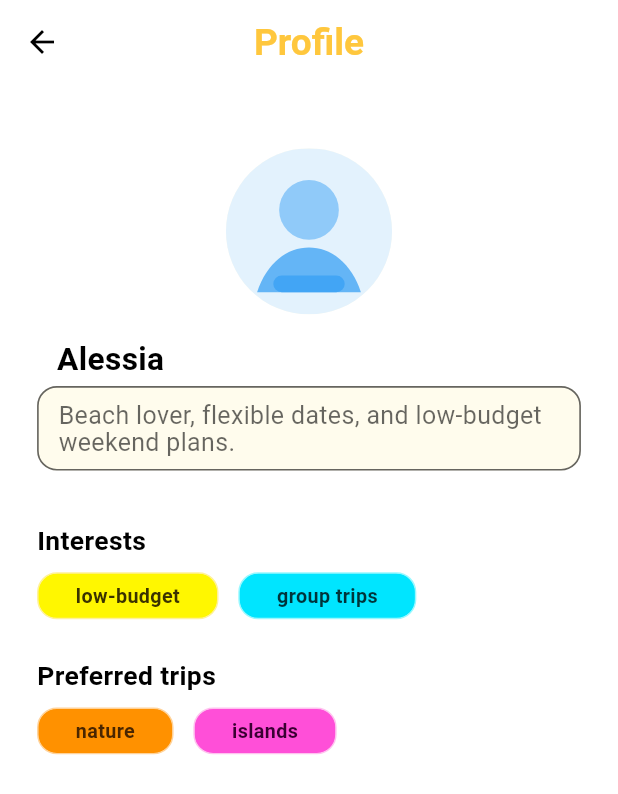
After one commit to Simo-2004/TravelMate, a Flutter app: the MateDetailsScreen screen opened directly with sample values from the repository, on a phone screen of 412 x 824 dp. The commit adds this screen. Shown: the top 794 px of the screen. Run offline on Flutter 3.47's test engine with Material 3 defaults, Android fonts, the phone set to English and light mode, and no system bars; our stand-ins replace flutter_svg.

Commit message:
feat: Added a profile schedule for mates
Added the detailed mate profile
Added a separated tag system
Now when you click on the mate card, it opens the mate details

```diff
--- a/lib/core/constants/app_strings.dart
+++ b/lib/core/constants/app_strings.dart
@@ -10,6 +10,9 @@ class AppStrings {
   static const String pageSearchTitle = 'Search';
   static const String pageSavedTitle = 'Saved Items';
   static const String pageSettingsTitle = 'Settings';
+    static const String mateDetailsPageTitle = 'Profile';
+    static const String mateInterestsTitle = 'Interests';
+    static const String matePreferredTripsTitle = 'Preferred trips';
 
   static const String homeHeadline =
       'Find your ideal travel companion';
--- /dev/null
+++ b/lib/features/search/mate_details_screen.dart
@@ -0,0 +1,68 @@
+import 'package:flutter/material.dart';
+
+import 'package:travelmate/core/constants/app_colors.dart';
+import 'package:travelmate/core/constants/app_sizes.dart';
+import 'package:travelmate/core/constants/app_strings.dart';
+import 'package:travelmate/core/theme/app_text_styles.dart';
+import 'package:travelmate/shared/models/mate_profile.dart';
+import 'package:travelmate/shared/widgets/mate_details_panel.dart';
+import 'package:travelmate/shared/widgets/mate_tag_group.dart';
+
+class MateDetailsScreen extends StatelessWidget {
+  final MateProfile mate;
+
+  const MateDetailsScreen({
+    super.key,
+    required this.mate,
+  });
+
+  @override
+  Widget build(BuildContext context) {
+    final sizes = AppSizes.of(context);
+
+    return Scaffold(
+      backgroundColor: AppColors.white,
+      appBar: AppBar(
+        title: Text(
+          AppStrings.mateDetailsPageTitle,
+          style: AppTextStyles.titleLg(sizes).copyWith(
+            color: AppColors.yellow,
+          ),
+        ),
+      ),
+      body: SafeArea(
+        child: SingleChildScrollView(
+          child: Padding(
+            padding: EdgeInsets.fromLTRB(
+              sizes.padL,
+              sizes.padL,
+              sizes.padL,
+              sizes.padL * 1.4,
+            ),
+            child: Column(
+              crossAxisAlignment: CrossAxisAlignment.start,
+              children: [
+                SizedBox(height: sizes.padS),
+                MateDetailsPanel(
+                  name: mate.name,
+                  description: mate.description,
+                  profileImageAsset: mate.profileImageAsset,
+                ),
+                MateTagGroup(
+                  title: AppStrings.mateInterestsTitle,
+                  tags: mate.interests,
+                  paletteOffset: 0,
+                ),
+                MateTagGroup(
+                  title: AppStrings.matePreferredTripsTitle,
+                  tags: mate.preferredTrips,
+                  paletteOffset: 3,
+                ),
+              ],
+            ),
+          ),
+        ),
+      ),
+    );
+  }
+}
--- a/lib/features/search/search_results_screen.dart
+++ b/lib/features/search/search_results_screen.dart
@@ -2,6 +2,7 @@ import 'package:flutter/material.dart';
 
 import 'package:travelmate/core/constants/app_sizes.dart';
 import 'package:travelmate/core/constants/app_strings.dart';
+import 'package:travelmate/features/search/mate_details_screen.dart';
 import 'package:travelmate/features/schedule/travel_schedule_screen.dart';
 import 'package:travelmate/shared/data/mate_catalog.dart';
 import 'package:travelmate/shared/data/trip_catalog.dart';
@@ -202,6 +203,14 @@ class _SearchResultsScreenState extends State<SearchResultsScreen> {
         .toList(growable: false);
   }
 
+  void _openMateDetails(MateProfile mate) {
+    Navigator.of(context).push(
+      MaterialPageRoute(
+        builder: (_) => MateDetailsScreen(mate: mate),
+      ),
+    );
+  }
+
   @override
   Widget build(BuildContext context) {
     final sizes = AppSizes.of(context);
@@ -249,6 +258,7 @@ class _SearchResultsScreenState extends State<SearchResultsScreen> {
                                 ? AppStrings.searchNoMatesMessage
                                 : AppStrings.searchMateHint,
                             listHeight: double.infinity,
+                            onMateTap: _openMateDetails,
                           ),
                         )
                       else if (filteredTrips.isEmpty && hasQuery)
--- a/lib/shared/data/mate_catalog.dart
+++ b/lib/shared/data/mate_catalog.dart
@@ -7,6 +7,14 @@ class MateCatalog {
       name: 'Alessia',
       description: 'Beach lover, flexible dates, and low-budget weekend plans.',
       profileImageAsset: 'assets/icons/mate_avatar_1.svg',
+      interests: [
+        'low-budget',
+        'group trips',
+      ],
+      preferredTrips: [
+        'nature',
+        'islands',
+      ],
       keywords: [
         'beach',
         'weekend',
@@ -19,6 +27,14 @@ class MateCatalog {
       name: 'Marco',
       description: 'Road trip fan, sunrise hikes, and nature photography routes.',
       profileImageAsset: 'assets/icons/mate_avatar_2.svg',
+      interests: [
+        'high budget',
+        'adventure',
+      ],
+      preferredTrips: [
+        'mountains',
+        'nature',
+      ],
       keywords: [
         'road trip',
         'nature',
@@ -31,6 +47,14 @@ class MateCatalog {
       name: 'Sofia',
       description: 'City breaks, museum days, and local food exploration.',
       profileImageAsset: 'assets/icons/mate_avatar_3.svg',
+      interests: [
+        'high budget',
+        'culture',
+      ],
+      preferredTrips: [
+        'urban',
+        'city breaks',
+      ],
       keywords: [
         'city',
         'culture',
--- a/lib/shared/models/mate_profile.dart
+++ b/lib/shared/models/mate_profile.dart
@@ -4,6 +4,8 @@ class MateProfile {
   final String description;
   final String? profileImageAsset;
   final List<String> keywords;
+  final List<String> interests;
+  final List<String> preferredTrips;
 
   const MateProfile({
     required this.id,
@@ -11,5 +13,7 @@ class MateProfile {
     required this.description,
     this.profileImageAsset,
     this.keywords = const [],
+    this.interests = const [],
+    this.preferredTrips = const [],
   });
 }
--- /dev/null
+++ b/lib/shared/widgets/mate_details_panel.dart
@@ -0,0 +1,166 @@
+import 'package:flutter/material.dart';
+import 'package:flutter_svg/flutter_svg.dart';
+
+import 'package:travelmate/core/constants/app_colors.dart';
+import 'package:travelmate/core/constants/app_sizes.dart';
+import 'package:travelmate/core/theme/app_text_styles.dart';
+
+class MateDetailsPanel extends StatelessWidget {
+  final String name;
+  final String description;
+  final String? profileImageAsset;
+  final Widget? profileImage;
+  final EdgeInsetsGeometry? padding;
+  final double? avatarSize;
+  final TextStyle? nameStyle;
+  final TextStyle? descriptionStyle;
+  final double? imageToTitleSpacing;
+  final EdgeInsetsGeometry? descriptionPadding;
+  final Color? descriptionBackgroundColor;
+  final Color? descriptionBorderColor;
+  final double? descriptionBorderWidth;
+  final double? descriptionBorderRadius;
+
+  const MateDetailsPanel({
+    super.key,
+    required this.name,
+    required this.description,
+    this.profileImageAsset,
+    this.profileImage,
+    this.padding,
+    this.avatarSize,
+    this.nameStyle,
+    this.descriptionStyle,
+    this.imageToTitleSpacing,
+    this.descriptionPadding,
+    this.descriptionBackgroundColor,
+    this.descriptionBorderColor,
+    this.descriptionBorderWidth,
+    this.descriptionBorderRadius,
+  });
+
+  @override
+  Widget build(BuildContext context) {
+    final sizes = AppSizes.of(context);
+    final resolvedPadding = padding ??
+        EdgeInsets.symmetric(
+          vertical: sizes.padS,
+        );
+    final resolvedImageToTitleSpacing =
+        imageToTitleSpacing ?? (sizes.padM * 1.45);
+    final resolvedNameStyle = nameStyle ??
+        AppTextStyles.titleLg(sizes).copyWith(
+          fontSize: (sizes.textMd * 1.22).clamp(19.0, 30.0).toDouble(),
+          height: sizes.textHeightTight + 0.05,
+        );
+    final resolvedDescriptionStyle = descriptionStyle ??
+        AppTextStyles.bodyMd(sizes).copyWith(
+          fontSize: (sizes.textSm * 1.26).clamp(14.0, 20.0).toDouble(),
+          height: sizes.textHeightTight + 0.1,
+        );
+    final resolvedDescriptionPadding = descriptionPadding ??
+        EdgeInsets.symmetric(
+          horizontal: sizes.padM,
+          vertical: sizes.padS,
+        );
+    final resolvedDescriptionBackgroundColor =
+        descriptionBackgroundColor ?? const Color(0xFFFFFCED);
+    final resolvedDescriptionBorderColor =
+        descriptionBorderColor ?? AppColors.blackAlpha60;
+    final resolvedDescriptionBorderWidth =
+        descriptionBorderWidth ?? sizes.padXs * 0.22;
+    final resolvedDescriptionBorderRadius =
+        descriptionBorderRadius ?? sizes.radiusM;
+    final resolvedDescriptionInsets =
+        resolvedDescriptionPadding.resolve(Directionality.of(context));
+
+    return LayoutBuilder(
+      builder: (context, constraints) {
+        final baseAvatarSize =
+            avatarSize ?? (sizes.sliderTileSize * 0.84).clamp(84.0, 150.0);
+        final widthBasedMax =
+            (constraints.maxWidth * 0.34).clamp(84.0, 150.0).toDouble();
+        final resolvedAvatarSize =
+            baseAvatarSize.clamp(84.0, widthBasedMax).toDouble();
+
+        return Padding(
+          padding: resolvedPadding,
+          child: Column(
+            crossAxisAlignment: CrossAxisAlignment.start,
+            children: [
+              Align(
+                alignment: Alignment.topCenter,
+                child: ClipRRect(
+                  borderRadius:
+                      BorderRadius.circular(resolvedAvatarSize * 0.5),
+                  child: Container(
+                    width: resolvedAvatarSize,
+                    height: resolvedAvatarSize,
+                    color: const Color(0xFFFFFCED),
+                    child: _buildProfileImage(
+                      size: resolvedAvatarSize,
+                      placeholderColor: AppColors.blackAlpha60,
+                    ),
+                  ),
+                ),
+              ),
+              SizedBox(height: resolvedImageToTitleSpacing),
+              Padding(
+                padding: EdgeInsets.only(left: resolvedDescriptionInsets.left),
+                child: Text(
+                  name,
+                  style: resolvedNameStyle,
+                ),
+              ),
+              SizedBox(height: sizes.padXs * 1.35),
+              Container(
+                width: double.infinity,
+                padding: resolvedDescriptionPadding,
+                decoration: BoxDecoration(
+                  color: resolvedDescriptionBackgroundColor,
+                  borderRadius:
+                      BorderRadius.circular(resolvedDescriptionBorderRadius),
+                  border: Border.all(
+                    color: resolvedDescriptionBorderColor,
+                    width: resolvedDescriptionBorderWidth,
+                  ),
+                ),
+                child: Text(
+                  description,
+                  style: resolvedDescriptionStyle,
+                ),
+              ),
+            ],
+          ),
+        );
+      },
+    );
+  }
+
+  Widget _buildProfileImage({
+    required double size,
+    required Color placeholderColor,
+  }) {
+    if (profileImage != null) {
+      return profileImage!;
+    }
+
+    final asset = profileImageAsset;
+    if (asset == null || asset.isEmpty) {
+      return Center(
+        child: Icon(
+          Icons.person_outline,
+          size: size * 0.46,
+          color: placeholderColor,
+        ),
+      );
+    }
+
+    final isSvg = asset.toLowerCase().endsWith('.svg');
+    if (isSvg) {
+      return SvgPicture.asset(asset, fit: BoxFit.cover);
+    }
+
+    return Image.asset(asset, fit: BoxFit.cover);
+  }
+}
--- /dev/null
+++ b/lib/shared/widgets/mate_tag_group.dart
@@ -0,0 +1,136 @@
+import 'package:flutter/material.dart';
+
+import 'package:travelmate/core/constants/app_sizes.dart';
+import 'package:travelmate/core/theme/app_text_styles.dart';
+import 'package:travelmate/shared/models/trip_tag.dart';
+import 'package:travelmate/shared/widgets/tag_section.dart';
+
+class _MateTagPaletteEntry {
+  final Color backgroundColor;
+  final Color textColor;
+  final Color borderColor;
+
+  const _MateTagPaletteEntry({
+    required this.backgroundColor,
+    required this.textColor,
+    required this.borderColor,
+  });
+}
+
+class MateTagGroup extends StatelessWidget {
+  static const List<_MateTagPaletteEntry> _defaultPalette = [
+    _MateTagPaletteEntry(
+      backgroundColor: Color(0xFFFFF700),
+      textColor: Color(0xFF3A3200),
+      borderColor: Color(0xFFFFF199),
+    ),
+    _MateTagPaletteEntry(
+      backgroundColor: Color(0xFF00E5FF),
+      textColor: Color(0xFF00343A),
+      borderColor: Color(0xFF99F8FF),
+    ),
+    _MateTagPaletteEntry(
+      backgroundColor: Color(0xFF7CFF4D),
+      textColor: Color(0xFF1F3A00),
+      borderColor: Color(0xFFC8FFB5),
+    ),
+    _MateTagPaletteEntry(
+      backgroundColor: Color(0xFFFF9100),
+      textColor: Color(0xFF4A2600),
+      borderColor: Color(0xFFFFD299),
+    ),
+    _MateTagPaletteEntry(
+      backgroundColor: Color(0xFFFF4FD8),
+      textColor: Color(0xFF3A0032),
+      borderColor: Color(0xFFFFC2EF),
+    ),
+    _MateTagPaletteEntry(
+      backgroundColor: Color(0xFFB24CFF),
+      textColor: Color(0xFF2F005C),
+      borderColor: Color(0xFFE0B6FF),
+    ),
+  ];
+
+  final String title;
+  final List<String> tags;
+  final EdgeInsetsGeometry? padding;
+  final Color? tagBackgroundColor;
+  final Color? tagTextColor;
+  final Color? tagBorderColor;
+  final EdgeInsetsGeometry? tagPadding;
+  final double? tagMinHeight;
+  final int paletteOffset;
+
+  const MateTagGroup({
+    super.key,
+    required this.title,
+    required this.tags,
+    this.padding,
+    this.tagBackgroundColor,
+    this.tagTextColor,
+    this.tagBorderColor,
+    this.tagPadding,
+    this.tagMinHeight,
+    this.paletteOffset = 0,
+  });
+
+  @override
+  Widget build(BuildContext context) {
+    if (tags.isEmpty) {
+      return const SizedBox.shrink();
+    }
+
+    final sizes = AppSizes.of(context);
+    final resolvedPadding = padding ?? EdgeInsets.only(top: sizes.spaceM);
+    final resolvedTagPadding = tagPadding ??
+        EdgeInsets.symmetric(
+          horizontal: sizes.padL,
+          vertical: sizes.padS * 0.9,
+        );
+    final resolvedTagMinHeight = tagMinHeight ?? sizes.padL * 1.2;
+
+    final tripTags = tags
+        .asMap()
+        .entries
+        .map(
+          (entry) {
+            final index = entry.key;
+            final tag = entry.value;
+            final paletteIndex =
+                (index + paletteOffset) % _defaultPalette.length;
+            final palette = _defaultPalette[paletteIndex];
+
+            return TripTag(
+            label: tag,
+            backgroundColor: tagBackgroundColor ?? palette.backgroundColor,
+            textColor: tagTextColor ?? palette.textColor,
+            borderColor: tagBorderColor ?? palette.borderColor,
+          );
+          },
+        )
+        .toList(growable: false);
+
+    return Padding(
+      padding: resolvedPadding,
+      child: Column(
+        crossAxisAlignment: CrossAxisAlignment.start,
+        children: [
+          Text(
+            title,
+            style: AppTextStyles.titleLg(sizes).copyWith(
+              fontSize: (sizes.textMd * 1.02).clamp(16.0, 26.0).toDouble(),
+            ),
+          ),
+          TagSection(
+            tags: tripTags,
+            padding: EdgeInsets.only(top: sizes.padS),
+            spacing: sizes.padM,
+            runSpacing: sizes.padS,
+            tagPadding: resolvedTagPadding,
+            tagMinHeight: resolvedTagMinHeight,
+          ),
+        ],
+      ),
+    );
+  }
+}
```
